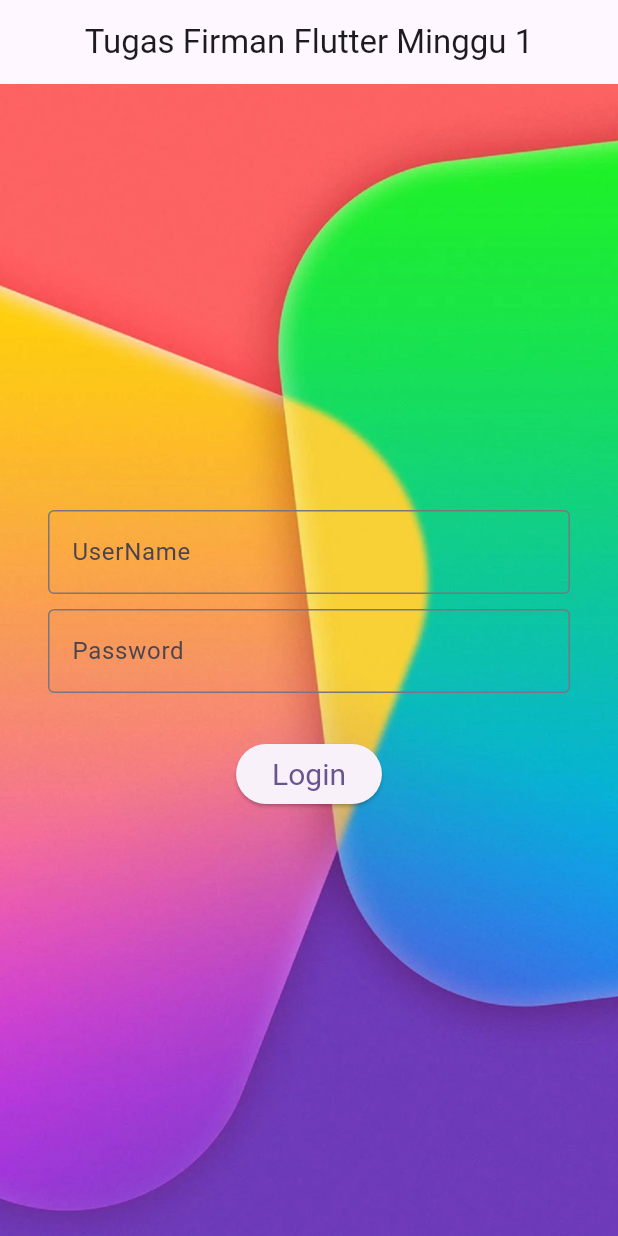
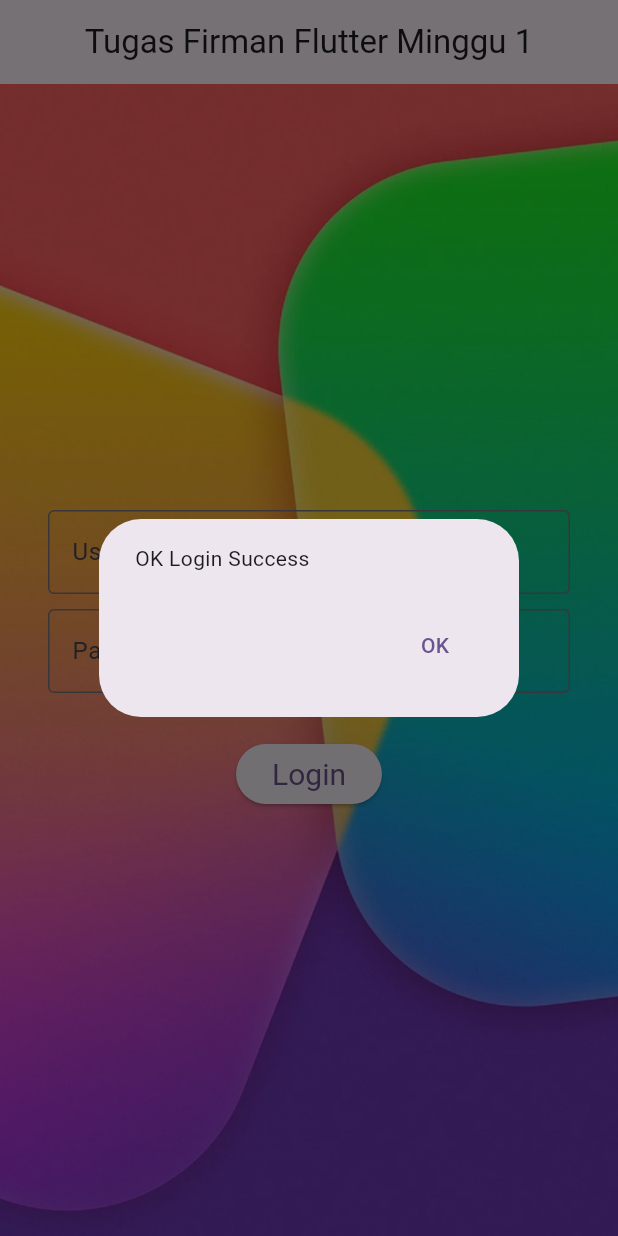
Before and after one commit to nurfirman/flutter_firman, a Flutter app: the screen it shows after launch, after a tap on "Login", on a phone screen of 412 x 824 dp. Run offline on Flutter 3.47's test engine with Material 3 defaults, Android fonts, the phone set to English and light mode, and no system bars.

Commit message:
Dialog Add

```diff
--- a/lib/day_3/login_widget.dart
+++ b/lib/day_3/login_widget.dart
@@ -1,7 +1,29 @@
 import 'package:flutter/material.dart';
+import 'package:project_firman/main.dart';
+
 
 class LoginWidget extends StatelessWidget {
   const LoginWidget({super.key});
+
+void passDialog() {
+  showDialog(
+    context: navigatorKey.currentState!.overlay!.context,
+    builder: (BuildContext context) {
+      return AlertDialog(
+        content: Text('OK Login Success'),
+        actions: <Widget>[
+          TextButton(
+            child: Text('OK'),
+            onPressed: () {
+              Navigator.of(context).pop();
+            },
+          ),
+        ],
+      );
+    },
+  );
+}
+
 
   @override
   Widget build(BuildContext context) {
@@ -24,7 +46,7 @@ class LoginWidget extends StatelessWidget {
               SizedBox(height: 10),
               TextField(obscureText: true,decoration: InputDecoration(border: OutlineInputBorder(), labelText: 'Password'),),
               const SizedBox(height: 30),
-              ElevatedButton(style: style, onPressed: () {}, child: const Text('Login')),
+              ElevatedButton(style: style,onPressed: passDialog,child: Text('Login')),
               ],
             ),
 
```
Also changed, not shown: lib/main.dart (+23 -0 lines).
